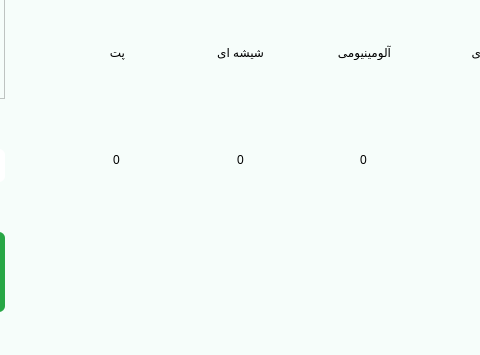
First picture: the form in main.ui, repository Farazist/raspberrypi-app, before the edit; both pictures show x 413 to 893 and y 245 to 600 of the 1000 by 600 pixel window.
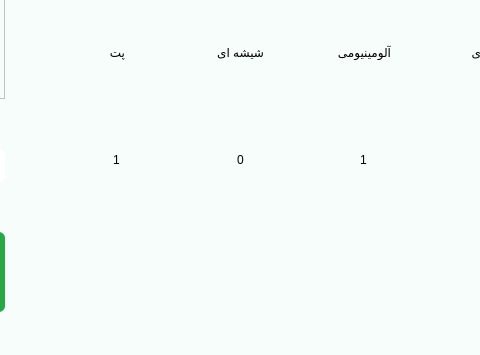
Second picture: the form after the edit. The open tabs and pages were chosen to show the change. Icons and pictures are not drawn.

Patch:
```diff
--- a/main.ui
+++ b/main.ui
@@ -1365,7 +1365,7 @@
 color:#000000;</string>
               </property>
               <property name="text">
-               <string>0</string>
+               <string>1</string>
               </property>
              </widget>
             </item>
@@ -1401,7 +1401,7 @@
 color:#000000;</string>
               </property>
               <property name="text">
-               <string>0</string>
+               <string>1</string>
               </property>
              </widget>
             </item>
```
Left out of the diff: 9 changed lines with no effect on the pictures.
